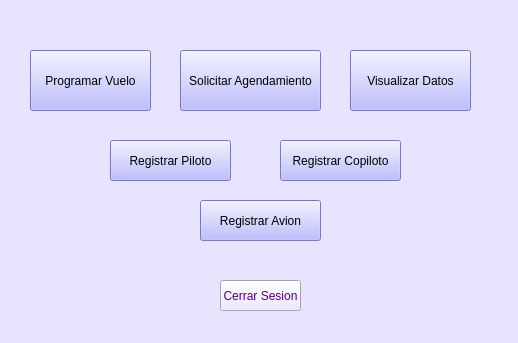
Qt form Interfaces Aeropuerto/interfazAerolinea.ui (vanesagustin98/Aerocamp) before a commit.
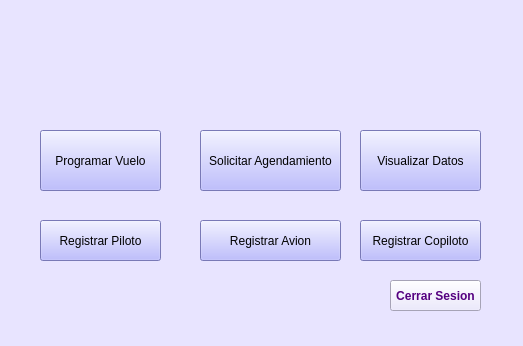
The same form after that commit. Icons and pictures are not drawn.

Patch:
```diff
--- a/Interfaces Aeropuerto/interfazAerolinea.ui
+++ b/Interfaces Aeropuerto/interfazAerolinea.ui
@@ -6,8 +6,8 @@
    <rect>
     <x>0</x>
     <y>0</y>
-    <width>518</width>
-    <height>343</height>
+    <width>523</width>
+    <height>346</height>
    </rect>
   </property>
   <property name="windowTitle">
@@ -20,8 +20,8 @@
    <widget class="QPushButton" name="bt_programarVuelo">
     <property name="geometry">
      <rect>
-      <x>30</x>
-      <y>50</y>
+      <x>40</x>
+      <y>130</y>
       <width>121</width>
       <height>61</height>
      </rect>
@@ -41,8 +41,8 @@
    <widget class="QPushButton" name="bt_solicitarAgendamiento">
     <property name="geometry">
      <rect>
-      <x>180</x>
-      <y>50</y>
+      <x>200</x>
+      <y>130</y>
       <width>141</width>
       <height>61</height>
      </rect>
@@ -62,8 +62,8 @@
    <widget class="QPushButton" name="bt_visualizarDatos">
     <property name="geometry">
      <rect>
-      <x>350</x>
-      <y>50</y>
+      <x>360</x>
+      <y>130</y>
       <width>121</width>
       <height>61</height>
      </rect>
@@ -83,12 +83,18 @@
    <widget class="QPushButton" name="bt_cerrarSesion">
     <property name="geometry">
      <rect>
-      <x>220</x>
+      <x>390</x>
       <y>280</y>
-      <width>81</width>
+      <width>91</width>
       <height>31</height>
      </rect>
     </property>
+    <property name="font">
+     <font>
+      <weight>75</weight>
+      <bold>true</bold>
+     </font>
+    </property>
     <property name="styleSheet">
      <string notr="true">background-color: rgb(232, 228, 255);
 color: rgb(85, 0, 127);</string>
@@ -100,8 +106,8 @@
    <widget class="QPushButton" name="pushButton_2">
     <property name="geometry">
      <rect>
-      <x>110</x>
-      <y>140</y>
+      <x>40</x>
+      <y>220</y>
       <width>121</width>
       <height>41</height>
      </rect>
@@ -116,8 +122,8 @@
    <widget class="QPushButton" name="pushButton_3">
     <property name="geometry">
      <rect>
-      <x>280</x>
-      <y>140</y>
+      <x>360</x>
+      <y>220</y>
       <width>121</width>
       <height>41</height>
      </rect>
@@ -133,8 +139,8 @@
     <property name="geometry">
      <rect>
       <x>200</x>
-      <y>200</y>
-      <width>121</width>
+      <y>220</y>
+      <width>141</width>
       <height>41</height>
      </rect>
     </property>
@@ -145,6 +151,28 @@
      <string>Registrar Avion</string>
     </property>
    </widget>
+   <widget class="QLabel" name="label_2">
+    <property name="geometry">
+     <rect>
+      <x>210</x>
+      <y>10</y>
+      <width>121</width>
+      <height>111</height>
+     </rect>
+    </property>
+    <property name="maximumSize">
+     <size>
+      <width>200</width>
+      <height>200</height>
+     </size>
+    </property>
+    <property name="styleSheet">
+     <string notr="true">border-image: url(:/cct/iconoregistroavion.jpg);</string>
+    </property>
+    <property name="text">
+     <string/>
+    </property>
+   </widget>
   </widget>
   <widget class="QStatusBar" name="statusbar"/>
  </widget>
```
Left out of the diff: 4 changed lines with no effect on the pictures.
